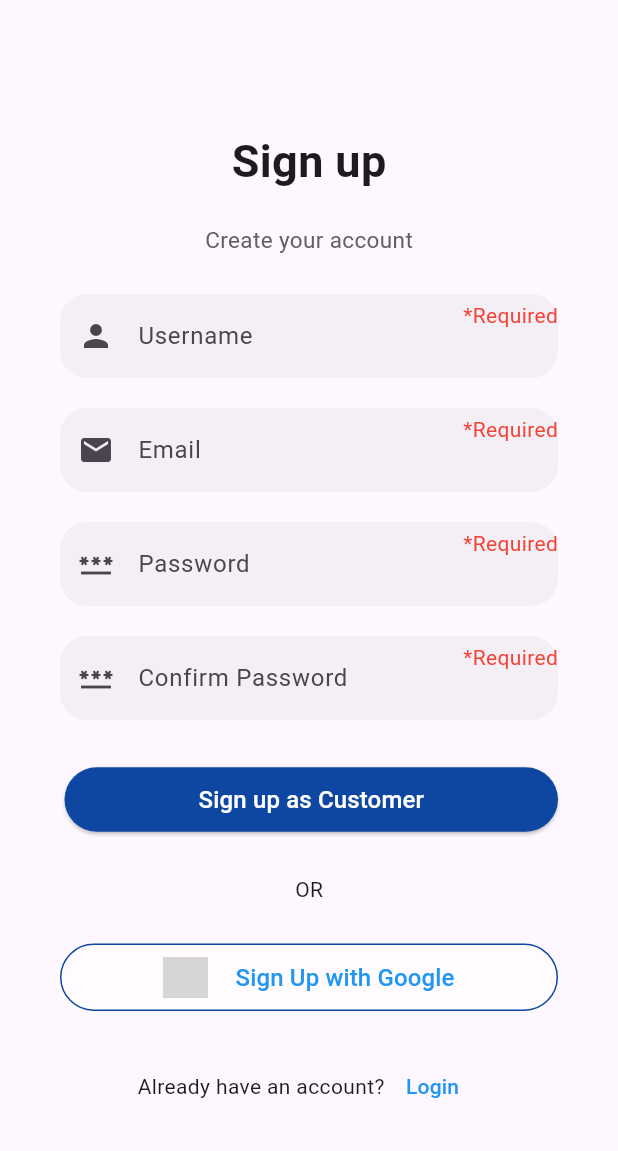
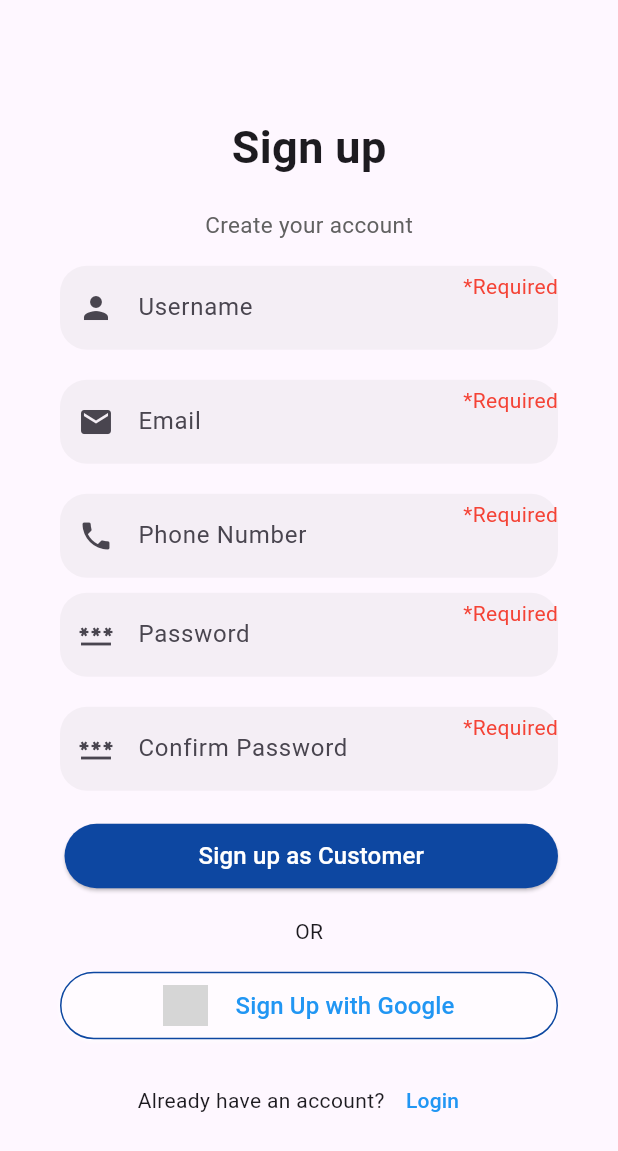
Before and after one commit to Saja-Naeem/carcom, a Flutter app: the ChooseAccount screen opened directly, after a tap on "Sign up as Customer", on a phone screen of 412 x 824 dp. Shown: the top 1151 px of the screen. Run offline on Flutter 3.47's test engine with Material 3 defaults, Android fonts, the phone set to English and light mode, and no system bars; our stand-ins replace get; grey boxes are pictures that could not be loaded.

Commit message:
modification on sign up to add phone number

```diff
--- a/lib/Views/signup_customer.dart
+++ b/lib/Views/signup_customer.dart
@@ -88,6 +88,26 @@ class _SignupCustomerState extends State<SignupCustomer> {
                       ),
                     ),
                     const SizedBox(height: 20),
+                    TextField(
+                      controller: customer.password,
+                      decoration: InputDecoration(
+                        hintText: "Phone Number",
+                        border: OutlineInputBorder(
+                            borderRadius: BorderRadius.circular(18),
+                            borderSide: BorderSide.none),
+                        fillColor: Colors.grey.withOpacity(0.1),
+                        filled: true,
+                        prefixIcon: const Icon(Icons.phone),
+                        suffixIcon: customer.password.text.isEmpty
+                            ? const Text(
+                                '*Required',
+                                style: TextStyle(color: Colors.red),
+                              )
+                            : null,
+                      ),
+                      obscureText: true,
+                    ),
+                    const SizedBox(height: 10),
                     TextField(
                       controller: customer.password,
                       decoration: InputDecoration(
```
Also changed, not shown: lib/Views/signup_car_dealer.dart (+20 -0 lines).
